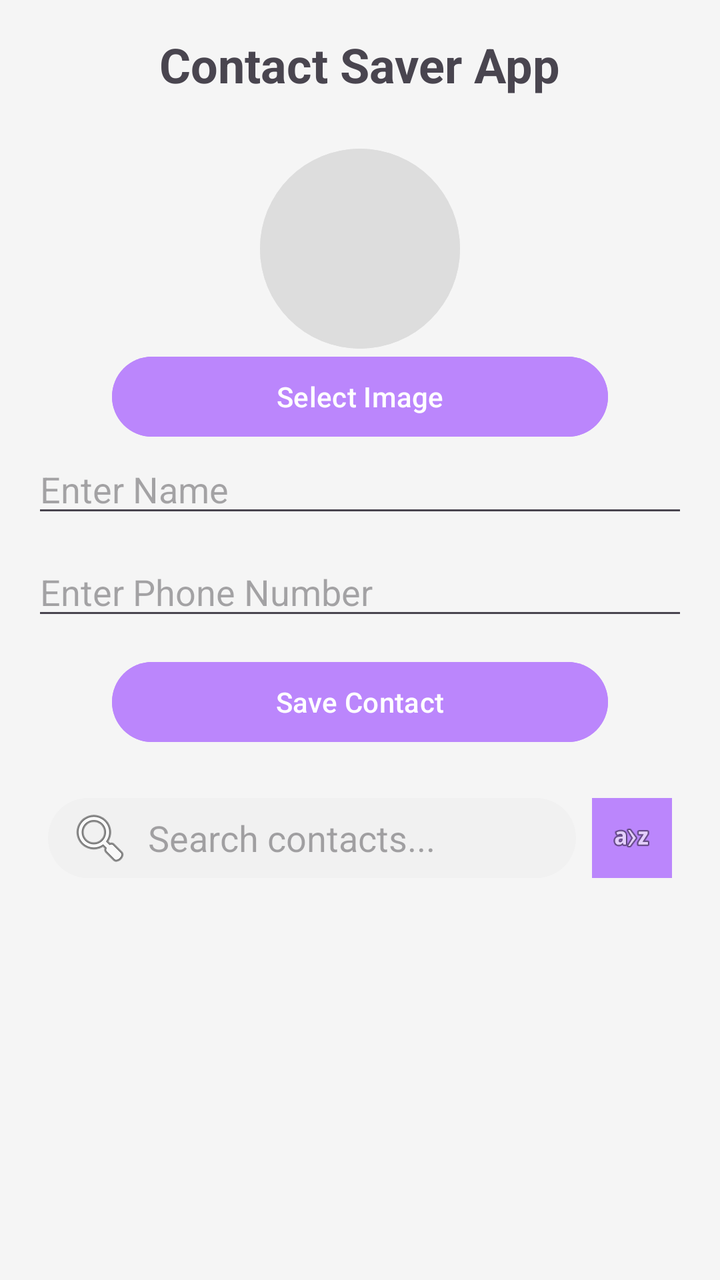
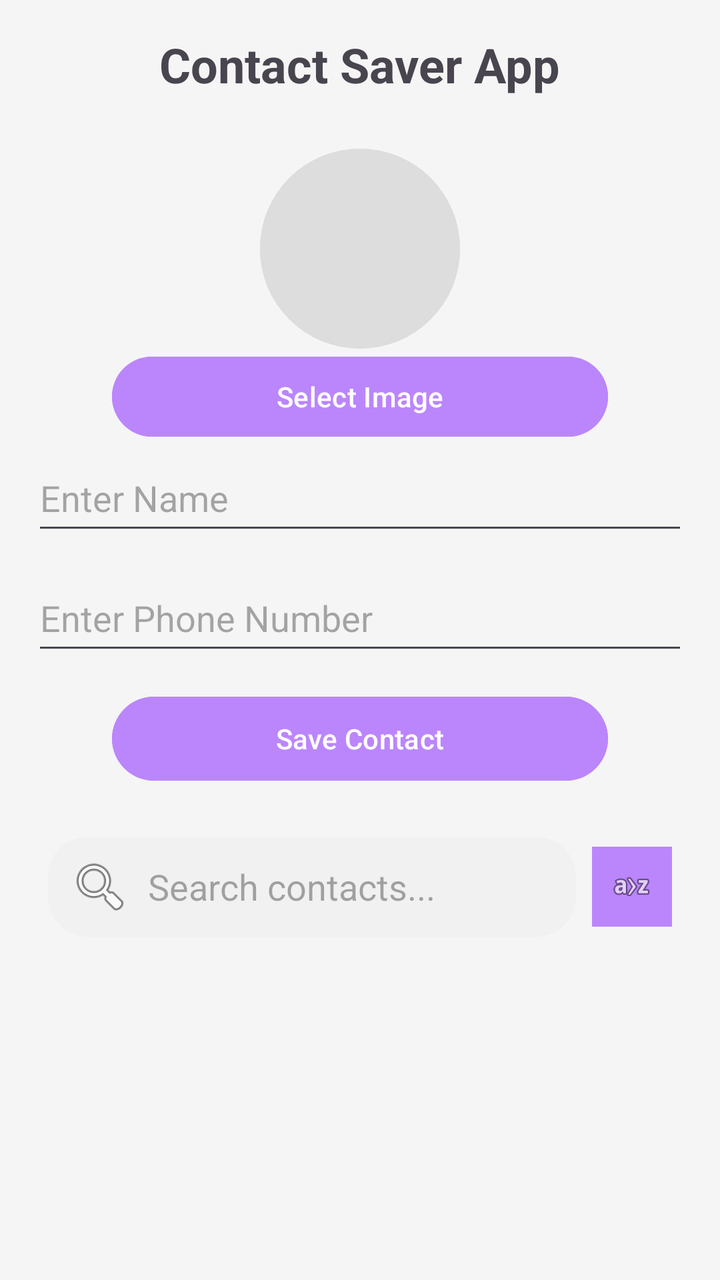

The first picture is an Android layout as it rendered before a commit; the second is the same layout after the commit. The layout source and the unified diff follow.
<!-- AndroidManifest.xml: application theme Theme.ContactApp -->
<!-- res/layout/activity_main.xml -->
<?xml version="1.0" encoding="utf-8"?>
<LinearLayout xmlns:android="http://schemas.android.com/apk/res/android"
    xmlns:app="http://schemas.android.com/apk/res-auto"
    xmlns:tools="http://schemas.android.com/tools"
    android:background="@color/background"
    android:id="@+id/main"
    android:layout_width="match_parent"
    android:layout_height="match_parent"
    android:orientation="vertical"
    android:padding="16dp"
    tools:context=".MainActivity">
    <TextView
        android:id="@+id/tvTitle"
        android:layout_width="wrap_content"
        android:layout_height="wrap_content"

        android:text="Contact Saver App"
        android:textSize="24sp"
        android:textStyle="bold"
        android:layout_gravity="center_horizontal"
        android:layout_marginBottom="16dp" />
    <ImageView
        android:id="@+id/ivPreview"
        android:layout_width="100dp"
        android:layout_height="100dp"
        android:layout_gravity="center_horizontal"
        android:layout_marginTop="10dp"
        android:scaleType="centerCrop"
        android:src="@drawable/circle_bg"
        android:background="@drawable/circle_bg"/>
    <Button
        android:id="@+id/btnPickImage"
        android:layout_width="match_parent"
        android:layout_height="wrap_content"
        android:backgroundTint="@color/secondaryColor"
        android:textColor="@color/white"
        android:text="Select Image"
        android:layout_marginHorizontal="40dp" />


    <EditText
        android:id="@+id/etName"
        android:layout_width="match_parent"
        android:layout_height="wrap_content"
        android:hint="Enter Name"
        android:inputType="textPersonName"
        android:layout_marginBottom="10dp" />

    <EditText
        android:id="@+id/etPhone"
        android:layout_width="match_parent"
        android:layout_height="wrap_content"
        android:hint="Enter Phone Number"
        android:inputType="phone"
        android:maxLength="11"
        android:layout_marginBottom="12dp" />


    <Button
        android:id="@+id/btnSave"
        android:layout_width="match_parent"
        android:layout_height="wrap_content"
        android:text="Save Contact"
        android:backgroundTint="@color/secondaryColor"
        android:textColor="@color/white"
        android:layout_marginHorizontal="40dp"
        android:layout_marginBottom="16dp" />


    <LinearLayout
        android:layout_width="match_parent"
        android:layout_height="wrap_content"
        android:orientation="horizontal"
        android:padding="8dp"
        android:gravity="center_vertical">

        
        <EditText
            android:id="@+id/etSearch"
            android:layout_width="0dp"
            android:layout_height="40dp"
            android:layout_weight="1"
            android:hint="Search contacts..."
            android:background="@drawable/bg_search"
            android:paddingStart="10dp"
            android:drawableStart="@android:drawable/ic_menu_search"
            android:drawablePadding="8dp"/>

        
        <ImageView
            android:id="@+id/ivSort"
            android:layout_width="40dp"
            android:layout_height="40dp"
            android:layout_marginStart="8dp"
            android:src="@android:drawable/ic_menu_sort_alphabetically"
            android:backgroundTint="@color/secondaryColor"
            android:background="@color/primaryColor"
            android:padding="8dp"/>
    </LinearLayout>

    <androidx.recyclerview.widget.RecyclerView
        android:id="@+id/recyclerViewContacts"
        android:layout_width="match_parent"
        android:layout_height="287dp"
        android:layout_weight="1"
        android:clipToPadding="false"
        android:paddingBottom="8dp" />


</LinearLayout>
<!-- resources referenced by this layout -->
<resources>
  <color name="background">#F5F5F5</color>
  <color name="primaryColor">#6200EE</color>
  <color name="secondaryColor">#BB86FC</color>
  <color name="white">#FFFFFFFF</color>
  <!-- drawable bg_search (drawable) -->
  <shape xmlns:android="http://schemas.android.com/apk/res/android">
  <solid android:color="#F1F1F1"/>
  <corners android:radius="20dp"/>
  </shape>
  <!-- drawable circle_bg (drawable) -->
  <shape xmlns:android="http://schemas.android.com/apk/res/android">
      <solid android:color="#DDDDDD"/>
      <corners android:radius="100dp"/>
  </shape>
  <style name="Theme.ContactApp" parent="Base.Theme.ContactApp" />
  <style name="Base.Theme.ContactApp" parent="Theme.Material3.DayNight.NoActionBar">
          
          
      </style>
</resources>

<!-- the commit's change to res/layout/activity_main.xml (unified diff, before → after) -->
@@ -41,7 +41,8 @@
     <EditText
         android:id="@+id/etName"
         android:layout_width="match_parent"
-        android:layout_height="wrap_content"
+        android:layout_height="50dp"
+
         android:hint="Enter Name"
         android:inputType="textPersonName"
         android:layout_marginBottom="10dp" />
@@ -49,7 +50,7 @@
     <EditText
         android:id="@+id/etPhone"
         android:layout_width="match_parent"
-        android:layout_height="wrap_content"
+        android:layout_height="50dp"
         android:hint="Enter Phone Number"
         android:inputType="phone"
         android:maxLength="11"
@@ -59,7 +60,7 @@
     <Button
         android:id="@+id/btnSave"
         android:layout_width="match_parent"
-        android:layout_height="wrap_content"
+        android:layout_height="50dp"
         android:text="Save Contact"
         android:backgroundTint="@color/secondaryColor"
         android:textColor="@color/white"
@@ -78,7 +79,7 @@
         <EditText
             android:id="@+id/etSearch"
             android:layout_width="0dp"
-            android:layout_height="40dp"
+            android:layout_height="50dp"
             android:layout_weight="1"
             android:hint="Search contacts..."
             android:background="@drawable/bg_search"
